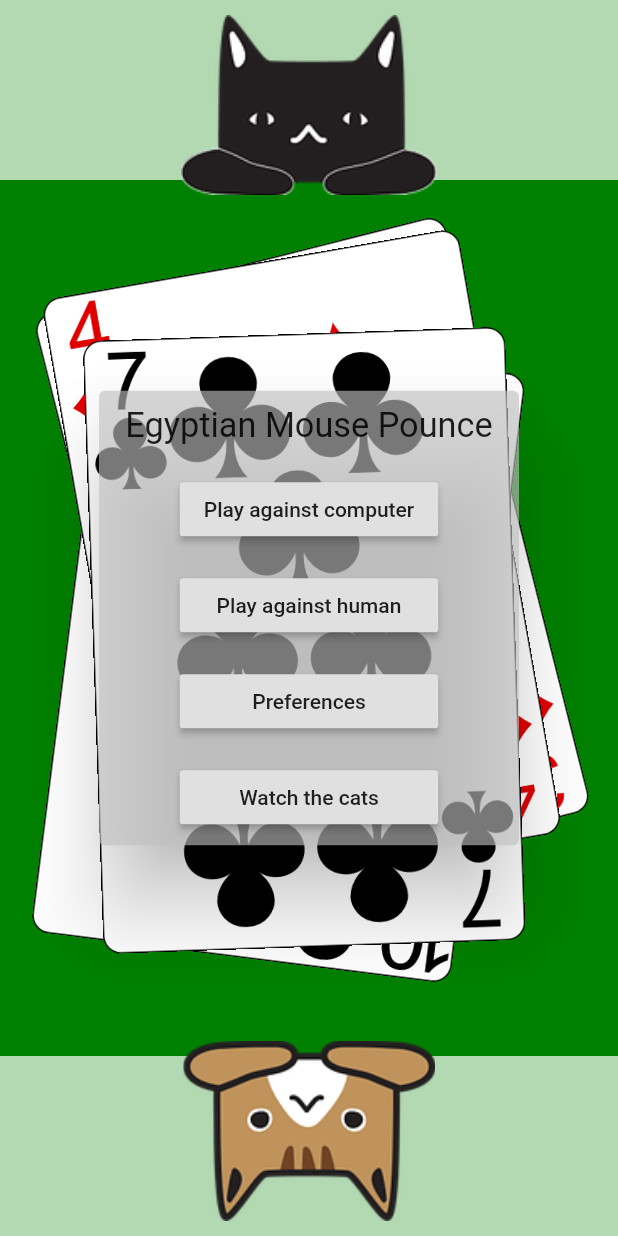
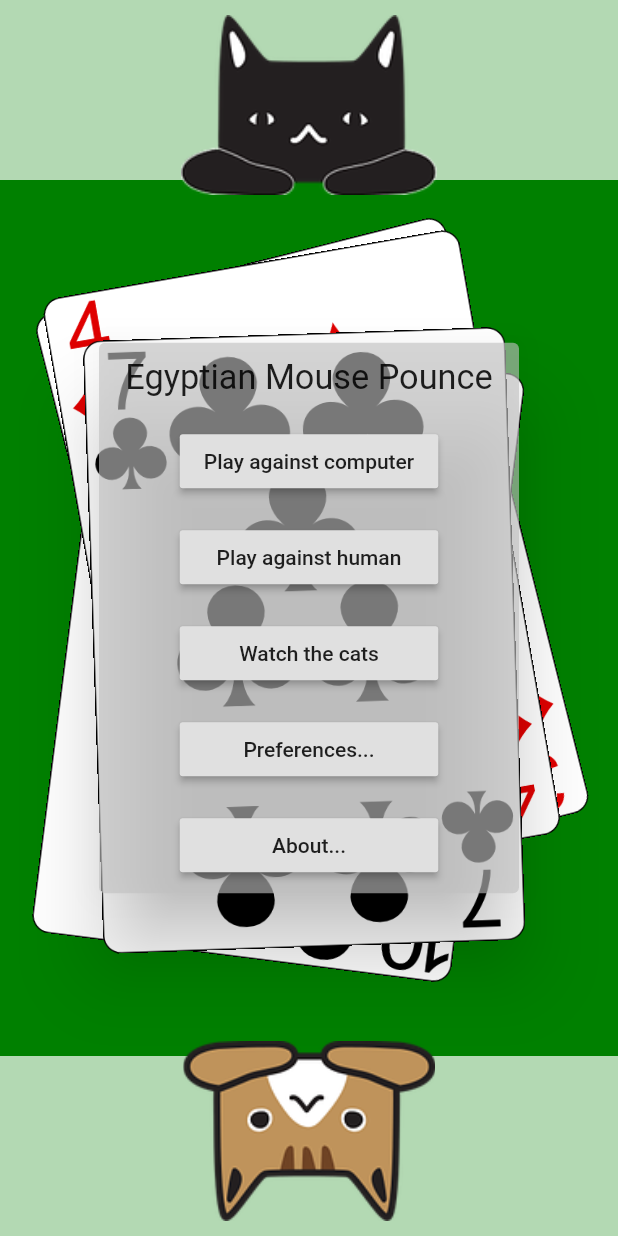
Before and after one commit to dozingcat/MousePounce, a Flutter app: the screen it shows after launch, on a phone screen of 412 x 824 dp. Run offline on Flutter 3.47's test engine with Material 2 defaults, Android fonts, the phone set to English and light mode, and no system bars; our stand-ins replace flutter_markdown, shared_preferences.

Commit message:
About dialog, updated icons

```diff
--- a/lib/main.dart
+++ b/lib/main.dart
@@ -2,7 +2,9 @@ import 'dart:math';
 import 'package:flutter/cupertino.dart';
 import 'package:flutter/material.dart';
 import 'package:flutter/services.dart';
+import 'package:flutter_markdown/flutter_markdown.dart';
 import 'package:shared_preferences/shared_preferences.dart';
+import 'package:url_launcher/url_launcher.dart';
 
 import 'game.dart';
 
@@ -18,19 +20,7 @@ class MyApp extends StatelessWidget {
     return MaterialApp(
       title: 'Flutter Demo',
       theme: ThemeData(
-        // This is the theme of your application.
-        //
-        // Try running your application with "flutter run". You'll see the
-        // application has a blue toolbar. Then, without quitting the app, try
-        // changing the primarySwatch below to Colors.green and then invoke
-        // "hot reload" (press "r" in the console where you ran "flutter run",
-        // or simply save your changes to "hot reload" in a Flutter IDE).
-        // Notice that the counter didn't reset back to zero; the application
-        // is not restarted.
         primarySwatch: Colors.blue,
-        // This makes the visual density adapt to the platform that you run
-        // the app on. For desktop platforms, the controls will be smaller and
-        // closer together (more dense) than on mobile platforms.
         visualDensity: VisualDensity.adaptivePlatformDensity,
       ),
       home: MyHomePage(),
@@ -40,15 +30,6 @@ class MyApp extends StatelessWidget {
 
 class MyHomePage extends StatefulWidget {
   MyHomePage({Key key}) : super(key: key);
-
-  // This widget is the home page of your application. It is stateful, meaning
-  // that it has a State object (defined below) that contains fields that affect
-  // how it looks.
-
-  // This class is the configuration for the state. It holds the values (in this
-  // case the title) provided by the parent (in this case the App widget) and
-  // used by the build method of the State. Fields in a Widget subclass are
-  // always marked "final".
 
   @override
   _MyHomePageState createState() => _MyHomePageState();
@@ -149,11 +130,6 @@ class _MyHomePageState extends State<MyHomePage> {
 
   void _playCard() {
     setState(() {
-      // This call to setState tells the Flutter framework that something has
-      // changed in this State, which causes it to rerun the build method below
-      // so that the display can reflect the updated values. If we changed
-      // _counter without calling setState(), then the build method would not be
-      // called again, and so nothing would appear to happen.
       game.playCard();
       animationMode = AnimationMode.play_card_back;
       aiSlapCounter++;
@@ -412,8 +388,25 @@ class _MyHomePageState extends State<MyHomePage> {
   Widget _pileContent(final Game game, final Size displaySize) {
     final pileCardsWithoutLast = game.pileCards.sublist(0, max(0, game.pileCards.length - 1));
     final lastPileCard = game.pileCards.isNotEmpty ? game.pileCards.last : null;
+
+    /* // Fixed cards to take screenshots for icon.
+    final demoCards = [
+      PileCard(PlayingCard(Rank.queen, Suit.diamonds), 0, rng),
+      PileCard(PlayingCard(Rank.four, Suit.spades), 0, rng),
+      PileCard(PlayingCard(Rank.four, Suit.hearts), 0, rng),
+    ];
+    demoCards[0].xOffset = -0.7;
+    demoCards[0].yOffset = 0.2;
+    demoCards[0].rotation = -0.25;
+    demoCards[1].xOffset = -0.3;
+    demoCards[1].yOffset = -0.2;
+    demoCards[1].rotation = 0.15;
+    demoCards[2].xOffset = 0.6;
+    demoCards[2].yOffset = 0.0;
+    demoCards[2].rotation = 0.0;
+    */
+
     switch (animationMode) {
-
       case AnimationMode.none:
       case AnimationMode.waiting_to_move_pile:
         return Stack(children: _pileCardWidgets(game.pileCards, displaySize));
@@ -470,7 +463,7 @@ class _MyHomePageState extends State<MyHomePage> {
     return Padding(padding: EdgeInsets.all(paddingPx), child: child);
   }
 
-  Widget _mainMenuDialog(final Size displaySize) {
+  Widget _mainMenuDialog(final BuildContext context, final Size displaySize) {
     final minDim = min(displaySize.width, displaySize.height);
 
     final makeButtonRow = (String title, Function onPressed) {
@@ -506,8 +499,9 @@ class _MyHomePageState extends State<MyHomePage> {
                   children: [
                     makeButtonRow('Play against computer', _startOnePlayerGame),
                     makeButtonRow('Play against human', _startTwoPlayerGame),
-                    makeButtonRow('Preferences', _showPreferences),
                     makeButtonRow('Watch the cats', _watchAiGame),
+                    makeButtonRow('Preferences...', _showPreferences),
+                    makeButtonRow('About...', () => _showAboutDialog(context)),
                   ],
                 ),
               ],
@@ -685,6 +679,23 @@ class _MyHomePageState extends State<MyHomePage> {
     });
   }
 
+  void _showAboutDialog(BuildContext context) async {
+    final aboutText = await DefaultAssetBundle.of(context).loadString('assets/doc/about.md');
+    showAboutDialog(
+        context: context,
+        applicationName: 'Egyptian Mouse Pounce',
+        applicationVersion: '1.0.0',
+        applicationLegalese: '© 2020 Brian Nenninger',
+        children: [
+          Container(height: 15),
+          MarkdownBody(
+            data: aboutText,
+            onTapLink: (url) => launch(url),
+          ),
+        ],
+    );
+  }
+
   Widget _preferencesDialog(final Size displaySize) {
     final minDim = min(displaySize.width, displaySize.height);
     final baseFontSize = minDim / 18.0;
@@ -802,7 +813,7 @@ class _MyHomePageState extends State<MyHomePage> {
                 ),
               ],
             ),
-            if (dialogMode == DialogMode.main_menu) _mainMenuDialog(displaySize),
+            if (dialogMode == DialogMode.main_menu) _mainMenuDialog(context, displaySize),
             if (dialogMode == DialogMode.game_paused)
               _pausedMenuDialog(displaySize),
             if (dialogMode == DialogMode.game_over) _gameOverDialog(displaySize),
--- a/pubspec.yaml
+++ b/pubspec.yaml
@@ -29,6 +29,8 @@ dependencies:
   # Use with the CupertinoIcons class for iOS style icons.
   cupertino_icons: ^0.1.3
   shared_preferences: '>=0.5.8 <2.0.0'
+  flutter_markdown: ^0.4.3
+  url_launcher: ^5.5.0
 
 dev_dependencies:
   flutter_test:
@@ -51,6 +53,7 @@ flutter:
   assets:
     - assets/cards/
     - assets/cats/
+    - assets/doc/
 
   # An image asset can refer to one or more resolution-specific "variants", see
   # https://flutter.dev/assets-and-images/#resolution-aware.
```
Also changed, not shown: lib/game.dart (+0 -10 lines), pubspec.lock, 15 other files.
